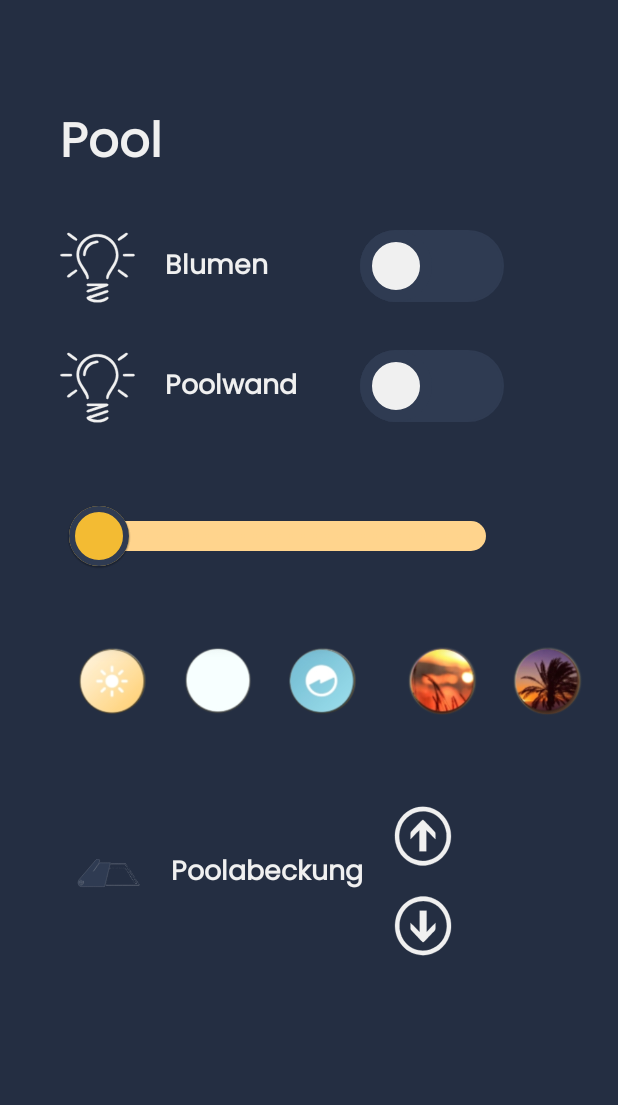
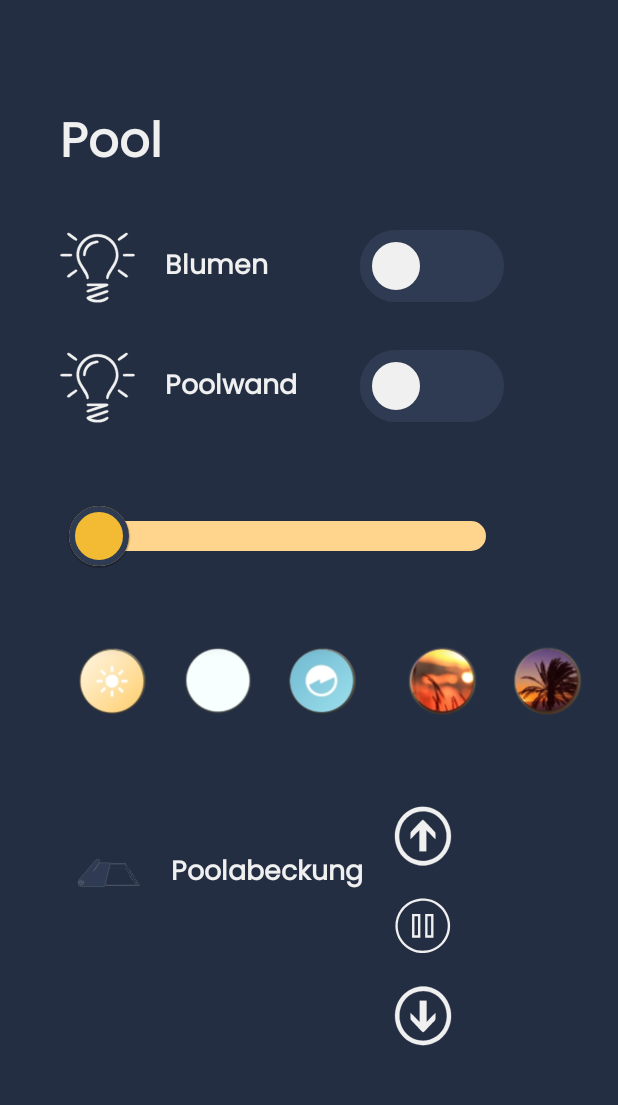
Before and after one commit to hoyer77/SmartHome2, an Android app: the fragment Pool placed in its activity, on a phone screen of 412 x 824 dp, the part 131-1236 px from its top. Run offline under Robolectric (Android 15) with nearby library versions, the phone set to English and light mode, and no system bars; our stand-ins replace Volley; network calls fail; 4 statements that could not run were skipped.

Commit message:
Einbau der Poolabeckungssteueurng

```diff
--- a/app/src/main/java/com/smarthome/Pool.java
+++ b/app/src/main/java/com/smarthome/Pool.java
@@ -11,11 +11,17 @@ import android.view.View;
 import android.view.ViewGroup;
 import android.widget.ImageButton;
 
+import com.smarthome.requester.ShellyRequester;
+
 public class Pool extends Fragment {
 
     private Context context;
 
     ImageButton back;
+
+    ImageButton openAbdeckung;
+    ImageButton closeAbdeckung;
+    ImageButton stopAbdeckung;
 
     @Override
     public View onCreateView(LayoutInflater inflater, ViewGroup container,
@@ -35,6 +41,76 @@ public class Pool extends Fragment {
             }
         });
 
+        // Steuerung der Abdeckung
+
+        openAbdeckung = (ImageButton) view.findViewById(R.id.pool_up);
+        openAbdeckung.setOnClickListener((new View.OnClickListener() {
+            @Override
+            public void onClick(View view) {
+                new ShellyRequester(context).shellyRequester25(new ShellyRequester.VolleyResponseListenerShelly() {
+                    @Override
+                    public void onError(String message) {
+                    }
+
+                    @Override
+                    public void onResponse(Integer shellyPower) {
+                    }
+
+                    @Override
+                    public void onResponse(String shellyPower) {
+
+                    }
+                }, "NzE5YmJ1aWQ2B848287C2CA4826DAD98E249BC37CBC6BFBC4631C8C679DE900D3CBFB27EA76381D7ECE38ABE2D6", "e8db84aa1c55", "open");
+                System.out.println("Up");
+            }
+        }));
+
+        stopAbdeckung = (ImageButton) view.findViewById(R.id.pool_stop);
+        stopAbdeckung.setOnClickListener((new View.OnClickListener() {
+            @Override
+            public void onClick(View view) {
+                new ShellyRequester(context).shellyRequester25(new ShellyRequester.VolleyResponseListenerShelly() {
+                    @Override
+                    public void onError(String message) {
+                    }
+
+                    @Override
+                    public void onResponse(Integer shellyPower) {
+                    }
+
+                    @Override
+                    public void onResponse(String shellyPower) {
+
+                    }
+                }, "NzE5YmJ1aWQ2B848287C2CA4826DAD98E249BC37CBC6BFBC4631C8C679DE900D3CBFB27EA76381D7ECE38ABE2D6", "e8db84aa1c55", "stop");
+                System.out.println("Up");
+            }
+        }));
+
+
+        closeAbdeckung = (ImageButton) view.findViewById(R.id.pool_down);
+        closeAbdeckung.setOnClickListener((new View.OnClickListener() {
+            @Override
+            public void onClick(View view) {
+                new ShellyRequester(context).shellyRequester25(new ShellyRequester.VolleyResponseListenerShelly() {
+                    @Override
+                    public void onError(String message) {
+                    }
+
+                    @Override
+                    public void onResponse(Integer shellyPower) {
+                    }
+
+                    @Override
+                    public void onResponse(String shellyPower) {
+
+                    }
+                }, "NzE5YmJ1aWQ2B848287C2CA4826DAD98E249BC37CBC6BFBC4631C8C679DE900D3CBFB27EA76381D7ECE38ABE2D6", "e8db84aa1c55", "close");
+                System.out.println("Down");
+            }
+        }));
+
+
         return view;
     }
 }
--- /dev/null
+++ b/app/src/main/res/drawable/ic_pause.xml
@@ -0,0 +1,21 @@
+<vector xmlns:android="http://schemas.android.com/apk/res/android"
+    android:width="200dp"
+    android:height="200dp"
+    android:viewportWidth="1600"
+    android:viewportHeight="1600">
+  <path
+      android:pathData="M751.5,65c-132.4,8.4 -254.5,49.4 -362.9,122 -69,46.1 -130.2,104.2 -180.3,171.3 -96.9,129.7 -147.4,287.6 -144,449.7 1.1,50.7 6,93 16.1,140 51.3,238 220.5,436.4 448.1,525.5 63.7,24.9 129.3,40.3 200.5,47.1 22.5,2.1 84.8,3 107.7,1.5 151.1,-9.9 286.7,-61.1 405.1,-152.9 85.8,-66.5 159.1,-156.6 207.1,-254.7 36.5,-74.3 60.8,-156.9 69.5,-236 3.7,-33.6 4.1,-40.8 4.1,-84 0,-45 -0.6,-57.2 -4.6,-89.5 -28.5,-232.3 -166.4,-436.4 -372.2,-550.4 -90.7,-50.3 -188.4,-79.4 -296.7,-88.7 -16.8,-1.4 -80,-2 -97.5,-0.9zM861,129.9c112.9,12.3 212.3,48.1 304,109.4 162.5,108.7 269.9,285.2 291.4,478.7 5.5,49.3 5.5,103.1 0,151.5 -15,132.1 -69.3,256.9 -156.2,358.5 -17.2,20.2 -52,55 -72.2,72.2 -101.6,86.9 -226.4,141.2 -358.5,156.2 -48.4,5.5 -102.2,5.5 -151.5,-0 -195.5,-21.7 -373,-130.8 -481.6,-295.9 -52.9,-80.5 -87.2,-169.3 -101.8,-263.5 -5.2,-33.3 -6.7,-53.2 -7.3,-92 -0.6,-38.6 0.2,-56.9 3.8,-88.5 18.9,-167.5 102.8,-323.9 232.4,-432.9 100.8,-84.9 223.8,-138 353.5,-152.6 30.7,-3.5 39.8,-3.8 83,-3.5 33.9,0.2 45.1,0.7 61,2.4z"
+      android:strokeWidth="1"
+      android:fillColor="#f0f0f0"
+      android:strokeColor="#f0f0f0"/>
+  <path
+      android:pathData="M508,794l0,317 111,-0 111,-0 0,-317 0,-317 -111,-0 -111,-0 0,317zM667,793.5l0,254.5 -48,-0 -48,-0 0,-254.5 0,-254.5 48,-0 48,-0 0,254.5z"
+      android:strokeWidth="1"
+      android:fillColor="#f0f0f0"
+      android:strokeColor="#f0f0f0"/>
+  <path
+      android:pathData="M858,794l0,317 110.5,-0 110.5,-0 0,-317 0,-317 -110.5,-0 -110.5,-0 0,317zM1016,793.5l0,254.5 -48,-0 -48,-0 0,-254.5 0,-254.5 48,-0 48,-0 0,254.5z"
+      android:strokeWidth="1"
+      android:fillColor="#f0f0f0"
+      android:strokeColor="#f0f0f0"/>
+</vector>
--- a/app/src/main/res/layout-land/fragment_pool.xml
+++ b/app/src/main/res/layout-land/fragment_pool.xml
@@ -269,7 +269,7 @@
                     android:orientation="vertical"
                     >
                     <ImageButton
-                        android:id="@+id/whirlpool_up"
+                        android:id="@+id/pool_up"
                         android:layout_width="40dp"
                         android:layout_height="40dp"
                         android:tag="up"
@@ -278,10 +278,20 @@
                         android:background="@drawable/ic_up"
                         />
                     <ImageButton
-                        android:id="@+id/whirlpool_down"
+                        android:id="@+id/pool_stop"
                         android:layout_width="40dp"
                         android:layout_height="40dp"
-                        android:tag="up"
+                        android:tag="stop"
+                        android:layout_marginLeft="20dp"
+                        android:layout_marginRight="10dp"
+                        android:layout_marginTop="20dp"
+                        android:background="@drawable/ic_pause"
+                        />
+                    <ImageButton
+                        android:id="@+id/pool_down"
+                        android:layout_width="40dp"
+                        android:layout_height="40dp"
+                        android:tag="down"
                         android:layout_marginLeft="20dp"
                         android:layout_marginRight="10dp"
                         android:layout_marginTop="20dp"
--- a/app/src/main/res/layout/fragment_pool.xml
+++ b/app/src/main/res/layout/fragment_pool.xml
@@ -269,7 +269,7 @@
                     android:orientation="vertical"
                     >
                     <ImageButton
-                        android:id="@+id/whirlpool_up"
+                        android:id="@+id/pool_up"
                         android:layout_width="40dp"
                         android:layout_height="40dp"
                         android:tag="up"
@@ -278,10 +278,20 @@
                         android:background="@drawable/ic_up"
                         />
                     <ImageButton
-                        android:id="@+id/whirlpool_down"
+                        android:id="@+id/pool_stop"
                         android:layout_width="40dp"
                         android:layout_height="40dp"
-                        android:tag="up"
+                        android:tag="stop"
+                        android:layout_marginLeft="20dp"
+                        android:layout_marginRight="10dp"
+                        android:layout_marginTop="20dp"
+                        android:background="@drawable/ic_pause"
+                        />
+                    <ImageButton
+                        android:id="@+id/pool_down"
+                        android:layout_width="40dp"
+                        android:layout_height="40dp"
+                        android:tag="down"
                         android:layout_marginLeft="20dp"
                         android:layout_marginRight="10dp"
                         android:layout_marginTop="20dp"
```
Also changed, not shown: app/src/main/java/com/smarthome/requester/ShellyRequester.java (+41 -0 lines).
